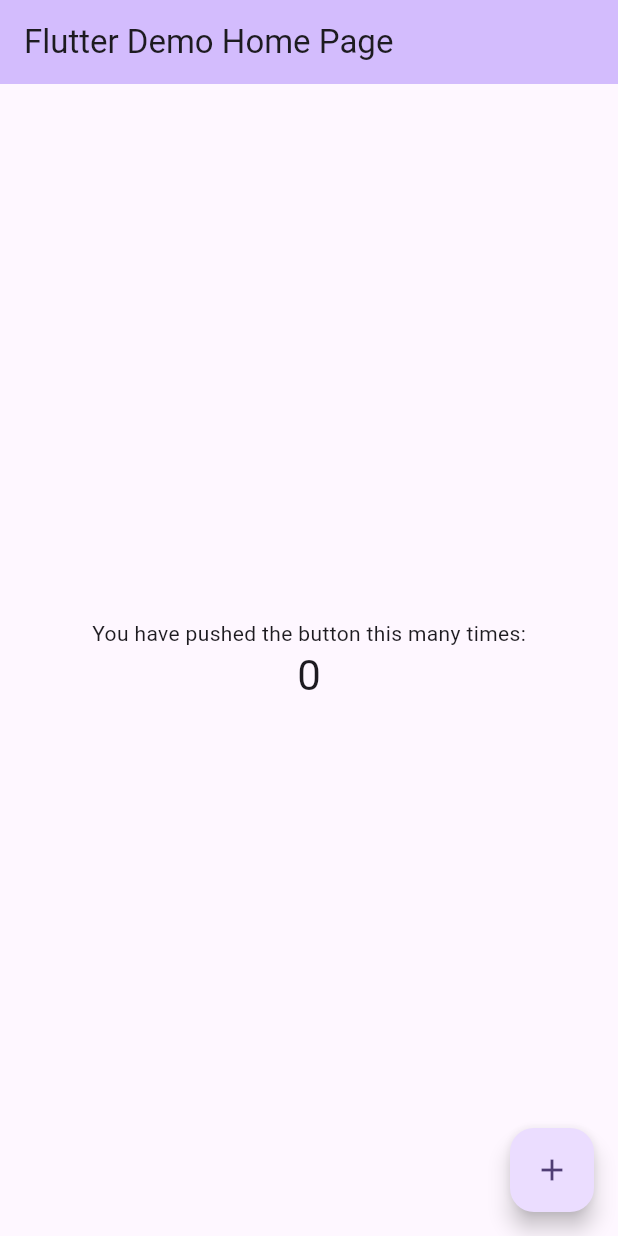
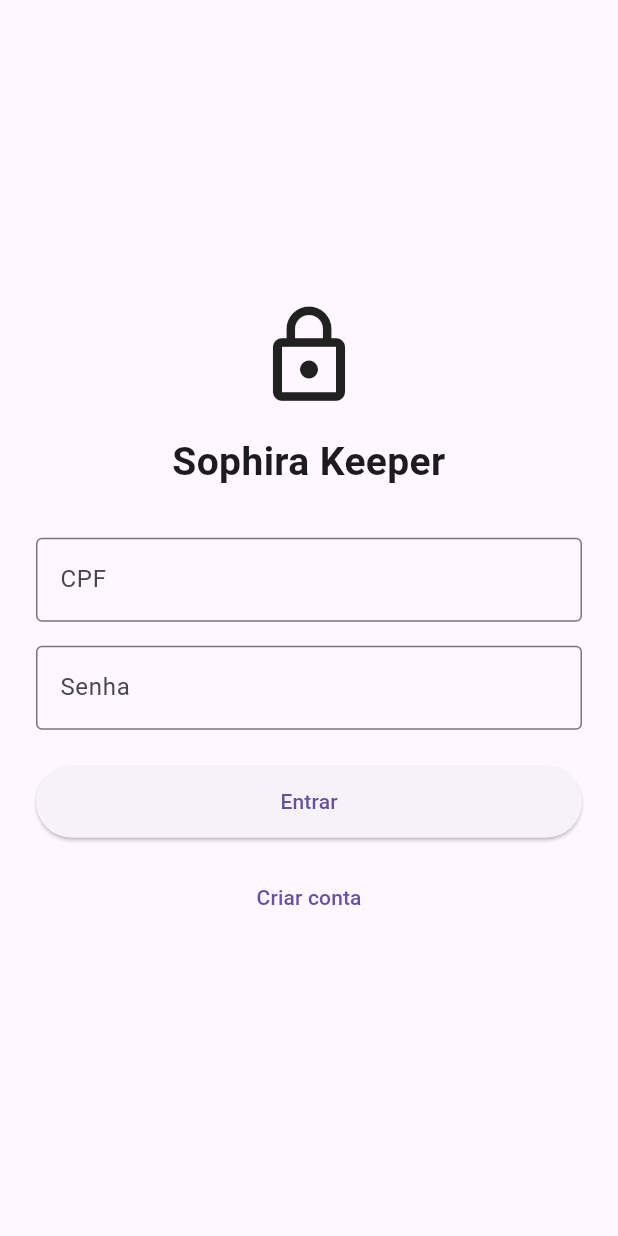
Before and after one commit to AvlisSuetham/sophira_keeper, a Flutter app: the screen it shows after launch, on a phone screen of 412 x 824 dp. Run offline on Flutter 3.47's test engine with Material 3 defaults, Android fonts, the phone set to English and light mode, and no system bars.

Commit message:
Contas de Usuário

```diff
--- a/lib/main.dart
+++ b/lib/main.dart
@@ -1,122 +1,23 @@
 import 'package:flutter/material.dart';
+import 'screens/login.dart';
+import 'screens/register.dart';
 
 void main() {
-  runApp(const MyApp());
+  runApp(const SophiraKeeper());
 }
 
-class MyApp extends StatelessWidget {
-  const MyApp({super.key});
+class SophiraKeeper extends StatelessWidget {
+  const SophiraKeeper({super.key});
 
-  // This widget is the root of your application.
   @override
   Widget build(BuildContext context) {
     return MaterialApp(
-      title: 'Flutter Demo',
-      theme: ThemeData(
-        // This is the theme of your application.
-        //
-        // TRY THIS: Try running your application with "flutter run". You'll see
-        // the application has a purple toolbar. Then, without quitting the app,
-        // try changing the seedColor in the colorScheme below to Colors.green
-        // and then invoke "hot reload" (save your changes or press the "hot
-        // reload" button in a Flutter-supported IDE, or press "r" if you used
-        // the command line to start the app).
-        //
-        // Notice that the counter didn't reset back to zero; the application
-        // state is not lost during the reload. To reset the state, use hot
-        // restart instead.
-        //
-        // This works for code too, not just values: Most code changes can be
-        // tested with just a hot reload.
-        colorScheme: .fromSeed(seedColor: Colors.deepPurple),
-      ),
-      home: const MyHomePage(title: 'Flutter Demo Home Page'),
+      title: 'Sophira Keeper',
+      debugShowCheckedModeBanner: false,
+      routes: {
+        '/': (context) => const LoginScreen(),
+        '/register': (context) => const RegisterScreen(),
+      },
     );
   }
 }
-
-class MyHomePage extends StatefulWidget {
-  const MyHomePage({super.key, required this.title});
-
-  // This widget is the home page of your application. It is stateful, meaning
-  // that it has a State object (defined below) that contains fields that affect
-  // how it looks.
-
-  // This class is the configuration for the state. It holds the values (in this
-  // case the title) provided by the parent (in this case the App widget) and
-  // used by the build method of the State. Fields in a Widget subclass are
-  // always marked "final".
-
-  final String title;
-
-  @override
-  State<MyHomePage> createState() => _MyHomePageState();
-}
-
-class _MyHomePageState extends State<MyHomePage> {
-  int _counter = 0;
-
-  void _incrementCounter() {
-    setState(() {
-      // This call to setState tells the Flutter framework that something has
-      // changed in this State, which causes it to rerun the build method below
-      // so that the display can reflect the updated values. If we changed
-      // _counter without calling setState(), then the build method would not be
-      // called again, and so nothing would appear to happen.
-      _counter++;
-    });
-  }
-
-  @override
-  Widget build(BuildContext context) {
-    // This method is rerun every time setState is called, for instance as done
-    // by the _incrementCounter method above.
-    //
-    // The Flutter framework has been optimized to make rerunning build methods
-    // fast, so that you can just rebuild anything that needs updating rather
-    // than having to individually change instances of widgets.
-    return Scaffold(
-      appBar: AppBar(
-        // TRY THIS: Try changing the color here to a specific color (to
-        // Colors.amber, perhaps?) and trigger a hot reload to see the AppBar
-        // change color while the other colors stay the same.
-        backgroundColor: Theme.of(context).colorScheme.inversePrimary,
-        // Here we take the value from the MyHomePage object that was created by
-        // the App.build method, and use it to set our appbar title.
-        title: Text(widget.title),
-      ),
-      body: Center(
-        // Center is a layout widget. It takes a single child and positions it
-        // in the middle of the parent.
-        child: Column(
-          // Column is also a layout widget. It takes a list of children and
-          // arranges them vertically. By default, it sizes itself to fit its
-          // children horizontally, and tries to be as tall as its parent.
-          //
-          // Column has various properties to control how it sizes itself and
-          // how it positions its children. Here we use mainAxisAlignment to
-          // center the children vertically; the main axis here is the vertical
-          // axis because Columns are vertical (the cross axis would be
-          // horizontal).
-          //
-          // TRY THIS: Invoke "debug painting" (choose the "Toggle Debug Paint"
-          // action in the IDE, or press "p" in the console), to see the
-          // wireframe for each widget.
-          mainAxisAlignment: .center,
-          children: [
-            const Text('You have pushed the button this many times:'),
-            Text(
-              '$_counter',
-              style: Theme.of(context).textTheme.headlineMedium,
-            ),
-          ],
-        ),
-      ),
-      floatingActionButton: FloatingActionButton(
-        onPressed: _incrementCounter,
-        tooltip: 'Increment',
-        child: const Icon(Icons.add),
-      ),
-    );
-  }
-}
--- /dev/null
+++ b/lib/screens/login.dart
@@ -0,0 +1,127 @@
+import 'dart:convert';
+import 'package:flutter/material.dart';
+import 'package:http/http.dart' as http;
+
+class LoginScreen extends StatefulWidget {
+  const LoginScreen({super.key});
+
+  @override
+  State<LoginScreen> createState() => _LoginScreenState();
+}
+
+class _LoginScreenState extends State<LoginScreen> {
+  final TextEditingController cpfController = TextEditingController();
+  final TextEditingController senhaController = TextEditingController();
+
+  bool loading = false;
+
+  Future<void> login() async {
+    if (cpfController.text.isEmpty || senhaController.text.isEmpty) {
+      ScaffoldMessenger.of(context).showSnackBar(
+        const SnackBar(content: Text('Preencha todos os campos')),
+      );
+      return;
+    }
+
+    setState(() => loading = true);
+
+    try {
+      final response = await http.post(
+        Uri.parse(
+          'https://cyan-grouse-960236.hostingersite.com/api/usuario.php?acao=login',
+        ),
+        headers: {'Content-Type': 'application/json'},
+        body: jsonEncode({
+          'cpf': cpfController.text,
+          'senha': senhaController.text,
+        }),
+      );
+
+      final data = jsonDecode(response.body);
+
+      setState(() => loading = false);
+
+      if (data['success'] == true) {
+        final nome = data['user']['nome'];
+
+        ScaffoldMessenger.of(context).showSnackBar(
+          SnackBar(content: Text('Bem-vindo, $nome')),
+        );
+
+        // FUTURO: Navigator.pushReplacement(...)
+      } else {
+        ScaffoldMessenger.of(context).showSnackBar(
+          SnackBar(content: Text(data['error'] ?? 'Erro no login')),
+        );
+      }
+    } catch (e) {
+      setState(() => loading = false);
+      ScaffoldMessenger.of(context).showSnackBar(
+        const SnackBar(content: Text('Erro de conexão')),
+      );
+    }
+  }
+
+  @override
+  Widget build(BuildContext context) {
+    return Scaffold(
+      body: Center(
+        child: SingleChildScrollView(
+          padding: const EdgeInsets.all(24),
+          child: Column(
+            crossAxisAlignment: CrossAxisAlignment.stretch,
+            children: [
+              const Icon(Icons.lock_outline, size: 72),
+              const SizedBox(height: 16),
+              const Text(
+                'Sophira Keeper',
+                textAlign: TextAlign.center,
+                style: TextStyle(fontSize: 26, fontWeight: FontWeight.bold),
+              ),
+              const SizedBox(height: 32),
+
+              TextField(
+                controller: cpfController,
+                keyboardType: TextInputType.number,
+                decoration: const InputDecoration(
+                  labelText: 'CPF',
+                  border: OutlineInputBorder(),
+                ),
+              ),
+              const SizedBox(height: 16),
+
+              TextField(
+                controller: senhaController,
+                obscureText: true,
+                decoration: const InputDecoration(
+                  labelText: 'Senha',
+                  border: OutlineInputBorder(),
+                ),
+              ),
+              const SizedBox(height: 24),
+
+              SizedBox(
+                height: 48,
+                child: ElevatedButton(
+                  onPressed: loading ? null : login,
+                  child: loading
+                      ? const CircularProgressIndicator(color: Colors.white)
+                      : const Text('Entrar'),
+                ),
+              ),
+
+              const SizedBox(height: 16),
+
+              TextButton(
+                onPressed: () {
+                  Navigator.pushNamed(context, '/register');
+                },
+                child: const Text('Criar conta'),
+              ),
+            ],
+          ),
+        ),
+      ),
+    );
+  }
+}
```
Also changed, not shown: lib/screens/register.dart (added, +120 -0 lines), lib/utils/cpf_formatter.dart (added, +25 -0 lines), pubspec.yaml (+3 -67 lines), pubspec.lock.
